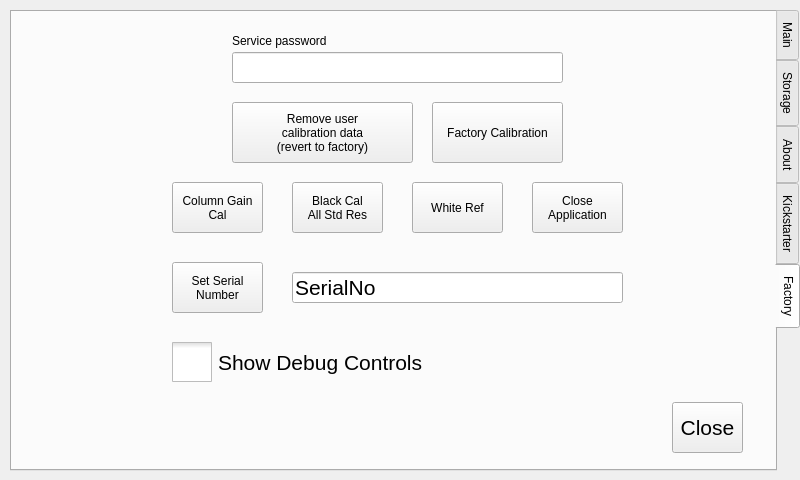
This is src/utilwindow.ui in krontech/chronos-cam-app as Qt 5 draws it before an edit. The edited form follows.
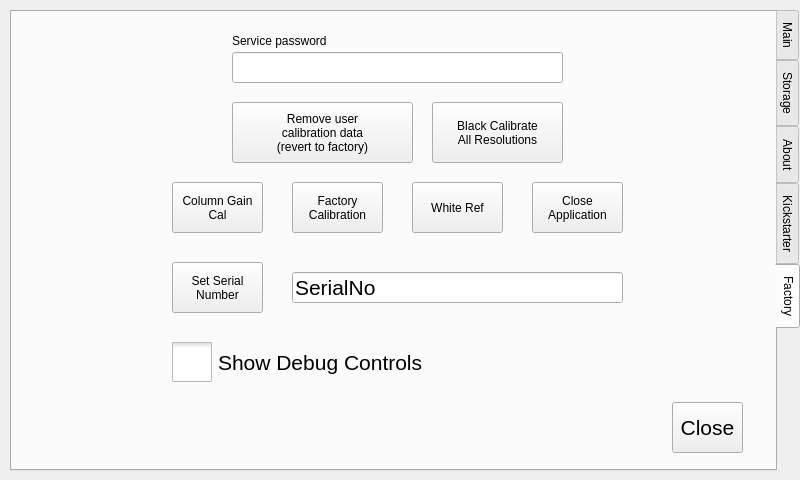
This is the edited form. The open tabs and pages were chosen to show the change. Custom widgets are drawn as their Qt base class.

Commit message:
Make the factory black cal button user visible.
Now that ADC training and gain calibration can be done live, the only
remaining factory calibration is the precomputed black cal. Make the
button visible to allow the user to repeat the factory cal in the field
simply by installing a lens cap.

Diff of the .ui file:
```diff
--- a/src/utilwindow.ui
+++ b/src/utilwindow.ui
@@ -1032,15 +1032,15 @@
     <widget class="QPushButton" name="cmdBlackCalAll">
      <property name="geometry">
       <rect>
-       <x>280</x>
-       <y>170</y>
-       <width>91</width>
-       <height>51</height>
+       <x>420</x>
+       <y>90</y>
+       <width>131</width>
+       <height>61</height>
       </rect>
      </property>
      <property name="text">
-      <string>Black Cal
-All Std Res</string>
+      <string>Black Calibrate
+All Resolutions</string>
      </property>
     </widget>
     <widget class="QPushButton" name="cmdCloseApp">
@@ -1060,17 +1060,18 @@
     <widget class="QPushButton" name="cmdAutoCal">
      <property name="geometry">
       <rect>
-       <x>420</x>
-       <y>90</y>
-       <width>131</width>
-       <height>61</height>
+       <x>280</x>
+       <y>170</y>
+       <width>91</width>
+       <height>51</height>
       </rect>
      </property>
      <property name="focusPolicy">
       <enum>Qt::WheelFocus</enum>
      </property>
      <property name="text">
-      <string>Factory Calibration</string>
+      <string>Factory
+Calibration</string>
      </property>
     </widget>
     <widget class="QPushButton" name="cmdWhiteRef">
```
The commit also changes 3 other files.
